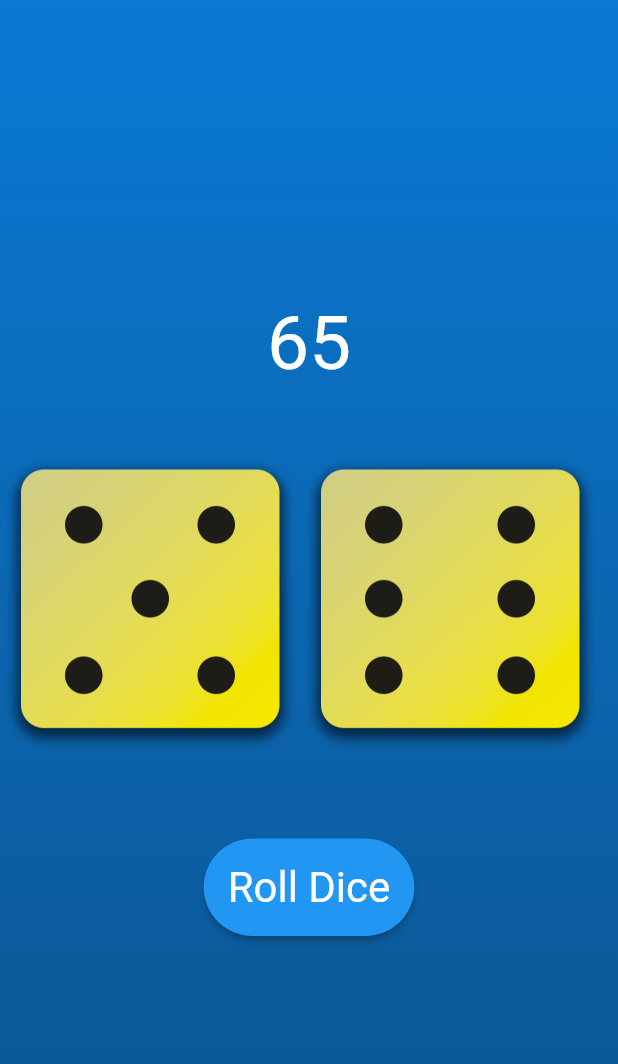
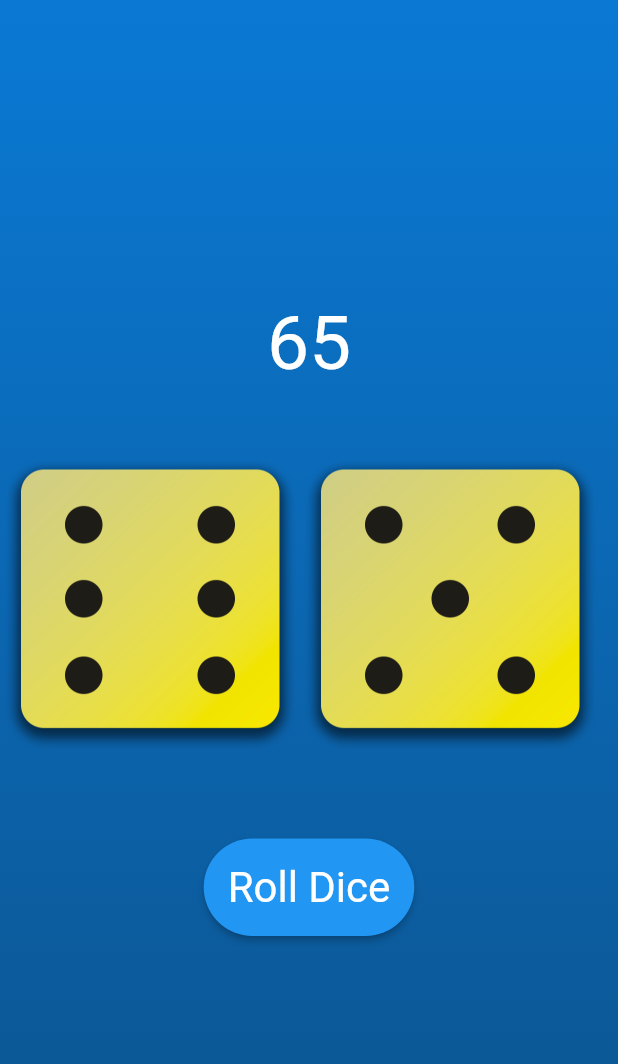
Before and after one commit to matto24/Meyer, a Flutter app: the screen it shows after launch, after a tap on "Roll Dice", on a phone screen of 412 x 824 dp. Shown: the top 1064 px of the screen. Run offline on Flutter 3.47's test engine with Material 2 defaults, Android fonts, the phone set to English and light mode, and no system bars.

Commit message:
modified:   lib/dice_roller.dart

```diff
--- a/lib/dice_roller.dart
+++ b/lib/dice_roller.dart
@@ -24,10 +24,12 @@ class _DiceRollerState extends State<DiceRoller> {
   String meyer() {
     if (num1 + num2 == 3) {
       return 'Meyer';
-    } else if (num1 + num2 == 4) {
+    } else if (num1 + num2 == 4 && num1 != num2) {
       return 'Lille meyer';
     } else if (num1 == num2) {
       return 'Par $num1';
+    } else if (num1 + num2 == 5 && num1 != 4 && num2 != 4) {
+      return 'Fælles skål';
     } else {
       if (num1 > num2) {
         return '$num1$num2';
@@ -52,7 +54,8 @@ class _DiceRollerState extends State<DiceRoller> {
         const SizedBox(
           height: 40,
         ),
-        Row(
+        num1 > num2
+            ? Row(
                 children: [
                   Image.asset(
                     'assets/images/dice-$num1.png',
@@ -60,6 +63,18 @@ class _DiceRollerState extends State<DiceRoller> {
                   ),
                   Image.asset(
                     'assets/images/dice-$num2.png',
+                    width: 200,
+                  ),
+                ],
+              )
+            : Row(
+                children: [
+                  Image.asset(
+                    'assets/images/dice-$num2.png',
+                    width: 200,
+                  ),
+                  Image.asset(
+                    'assets/images/dice-$num1.png',
                     width: 200,
                   ),
                 ],
@@ -74,7 +89,7 @@ class _DiceRollerState extends State<DiceRoller> {
             textStyle: const TextStyle(
               fontSize: 28,
             ),
-            shape: StadiumBorder(),
+            shape: const StadiumBorder(),
             padding: const EdgeInsets.all(16),
           ),
           child: const Text('Roll Dice'),
```
Lines whose indentation alone changed are shown as unchanged.
